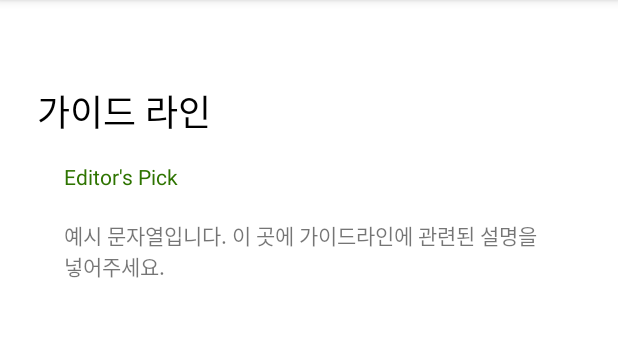
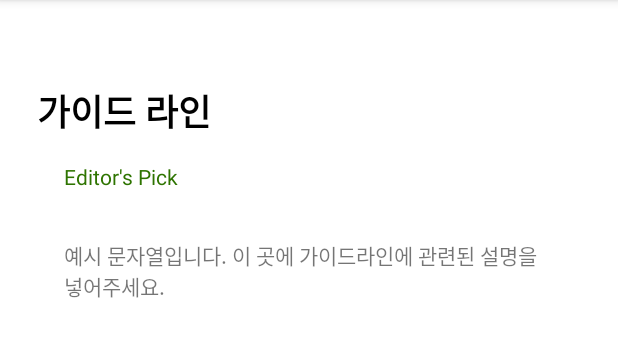
Before and after one commit to Plantity/Plantity_Android, an Android app: the GuideLineActivity screen opened directly, with no data from a screen before it, on a phone screen of 412 x 824 dp, the part 84-441 px from its top. Run offline under Robolectric (Android 15) with nearby library versions, the phone set to English and light mode, and no system bars.

Commit message:
중간 보고

```diff
--- a/plantity_android/app/build.gradle
+++ b/plantity_android/app/build.gradle
@@ -2,7 +2,6 @@
     id 'com.android.application'
     id 'org.jetbrains.kotlin.android'
 }
-
 android {
     compileSdk 32
 
@@ -16,6 +15,9 @@
         testInstrumentationRunner "androidx.test.runner.AndroidJUnitRunner"
     }
 
+    buildFeatures{
+        viewBinding = true
+    }
     buildTypes {
         release {
             minifyEnabled false
--- /dev/null
+++ b/plantity_android/app/src/main/java/plantity/plantity_android/guideLine.kt
@@ -0,0 +1,5 @@
+package plantity.plantity_android
+
+class guideLine(val title: String, des: String, val image: Int) {
+
+}
--- a/plantity_android/app/src/main/res/layout/activity_guide_line.xml
+++ b/plantity_android/app/src/main/res/layout/activity_guide_line.xml
@@ -19,6 +19,7 @@
             android:text="@string/guidline_Title"
             android:textColor="#000000"
             android:textSize="24sp"
+            android:textStyle="bold"
             app:layout_constraintEnd_toEndOf="parent"
             app:layout_constraintHorizontal_bias="0.084"
             app:layout_constraintStart_toStartOf="parent"
@@ -46,6 +47,9 @@
                 android:id="@+id/gd_tv_semititle"
                 android:layout_width="match_parent"
                 android:layout_height="wrap_content"
+                android:textColor="#000000"
+                android:textSize="24sp"
+                android:textStyle="bold"
                 tools:text="@string/guidline_Semititle" />
 
             <TextView
```
Also changed, not shown: plantity_android/app/src/main/java/plantity/plantity_android/gdListAdapter.kt (added, +12 -0 lines).
